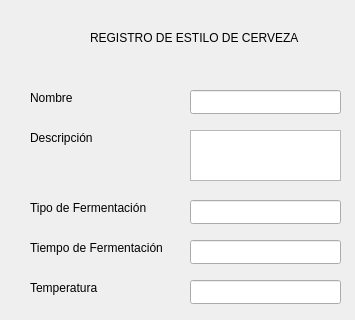
Old version of the form EDCervezas/ventanaregistrarestilo.ui in the repository RARUTO21/EDProgra2; both pictures show x 0 to 355 and y 0 to 320 of the 355 by 516 pixel window.
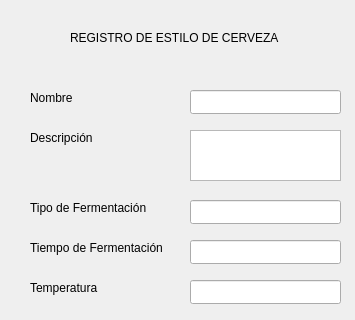
New version of the form.

Patch:
```diff
--- a/EDCervezas/ventanaregistrarestilo.ui
+++ b/EDCervezas/ventanaregistrarestilo.ui
@@ -45,7 +45,7 @@
   <widget class="QLabel" name="label_9">
    <property name="geometry">
     <rect>
-     <x>90</x>
+     <x>70</x>
      <y>30</y>
      <width>241</width>
      <height>16</height>
```
Left out of the diff: 11 changed lines with no effect on the pictures.
